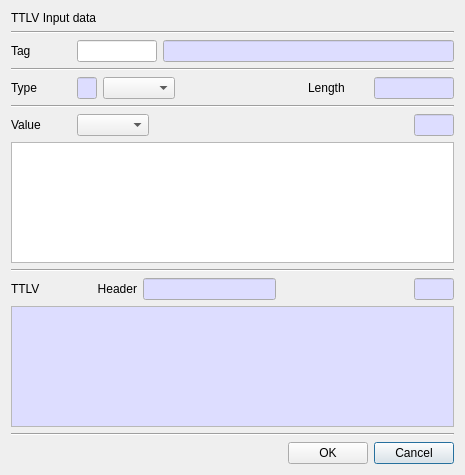
jykim74/BerEditor, file BerEditor/make_ttlv_dlg.ui: the form before one commit.
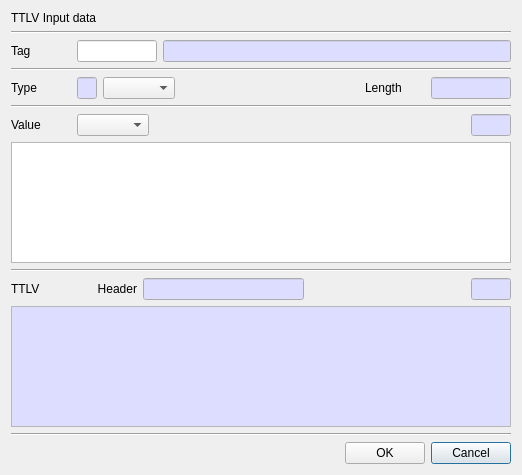
The form after the commit.

```diff
--- a/BerEditor/make_ttlv_dlg.ui
+++ b/BerEditor/make_ttlv_dlg.ui
@@ -6,7 +6,7 @@
    <rect>
     <x>0</x>
     <y>0</y>
-    <width>465</width>
+    <width>518</width>
     <height>475</height>
    </rect>
   </property>
@@ -342,7 +342,14 @@
     </layout>
    </item>
    <item>
-    <widget class="QPlainTextEdit" name="mValueText"/>
+    <widget class="QPlainTextEdit" name="mValueText">
+     <property name="minimumSize">
+      <size>
+       <width>500</width>
+       <height>0</height>
+      </size>
+     </property>
+    </widget>
    </item>
    <item>
     <widget class="Line" name="line_6">
```
